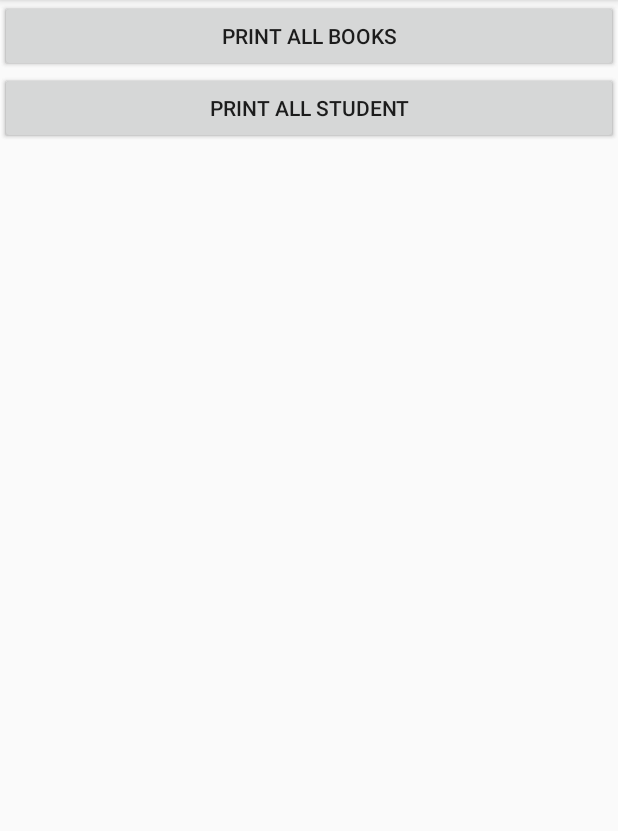
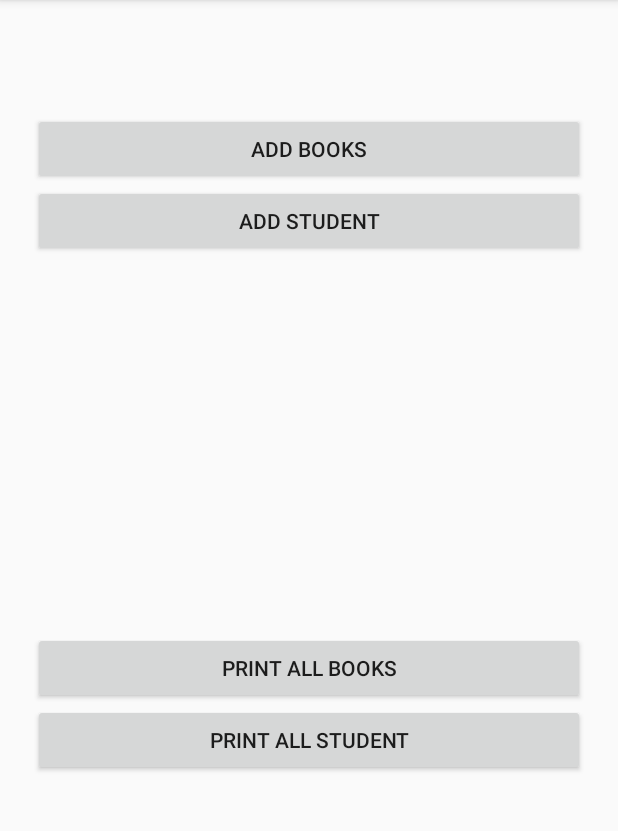
Before and after one commit to ssinghsks9/GenericRealmSample, an Android app: the screen it shows after launch (MainActivity), on a phone screen of 412 x 824 dp, the part 84-915 px from its top. Run offline under Robolectric (Android 15) with nearby library versions, the phone set to English and light mode, and no system bars; libraries missing offline, so code that uses them is left out: io.realm; 3 statements that could not run were skipped.

Commit message:
UI Changes

```diff
--- a/app/src/main/res/layout/activity_main.xml
+++ b/app/src/main/res/layout/activity_main.xml
@@ -9,48 +9,59 @@
     tools:layout_editor_absoluteY="81dp">
 
 
-
-
     <LinearLayout
         android:id="@+id/addPanle"
-        android:layout_width="match_parent"
+        android:layout_width="368dp"
         android:layout_height="271dp"
         android:orientation="vertical"
-        tools:layout_editor_absoluteX="8dp"
-        tools:layout_editor_absoluteY="0dp"
-        tools:ignore="MissingConstraints" >
+
+        app:layout_constraintBottom_toTopOf="@+id/listPanle"
+        app:layout_constraintEnd_toEndOf="parent"
+        app:layout_constraintHorizontal_bias="0.5"
+        app:layout_constraintStart_toStartOf="parent"
+        app:layout_constraintTop_toTopOf="parent"
+        tools:layout_editor_absoluteY="16dp">
 
         <Button
+            android:layout_width="match_parent"
+            android:layout_height="wrap_content"
             android:onClick="addBooks"
-            android:text="Add Books"
+            android:text="Add Books" />
+
+        <Button
             android:layout_width="match_parent"
-            android:layout_height="wrap_content" />
-        <Button
+            android:layout_height="wrap_content"
             android:onClick="addStudent"
-            android:text="Add Student"
-            android:layout_width="match_parent"
-            android:layout_height="wrap_content" />
+            android:text="Add Student" />
     </LinearLayout>
 
 
     <LinearLayout
         android:id="@+id/listPanle"
-        android:layout_width="match_parent"
+        android:layout_width="368dp"
         android:layout_height="271dp"
         android:orientation="vertical"
-        tools:ignore="MissingConstraints"
-        tools:layout_editor_absoluteX="16dp"
-        tools:layout_editor_absoluteY="272dp" >
+
+        app:layout_constraintBottom_toBottomOf="parent"
+        app:layout_constraintEnd_toEndOf="parent"
+        app:layout_constraintHorizontal_bias="0.5"
+        app:layout_constraintStart_toStartOf="parent"
+        app:layout_constraintTop_toBottomOf="@+id/addPanle"
+        tools:layout_editor_absoluteX="8dp"
+        tools:layout_editor_absoluteY="271dp">
 
         <Button
+            android:layout_width="match_parent"
+            android:layout_height="wrap_content"
             android:onClick="listAllBooks"
-            android:text="print all Books"
+            android:text="print all Books" />
+
+        <Button
             android:layout_width="match_parent"
-            android:layout_height="wrap_content" />
-        <Button
+            android:layout_height="wrap_content"
             android:onClick="listAllStudents"
-            android:text="print all Student"
-            android:layout_width="match_parent"
-            android:layout_height="wrap_content" />
+            android:text="print all Student" />
     </LinearLayout>
+
+
 </android.support.constraint.ConstraintLayout>
```
Also changed, not shown: 1 other file.
